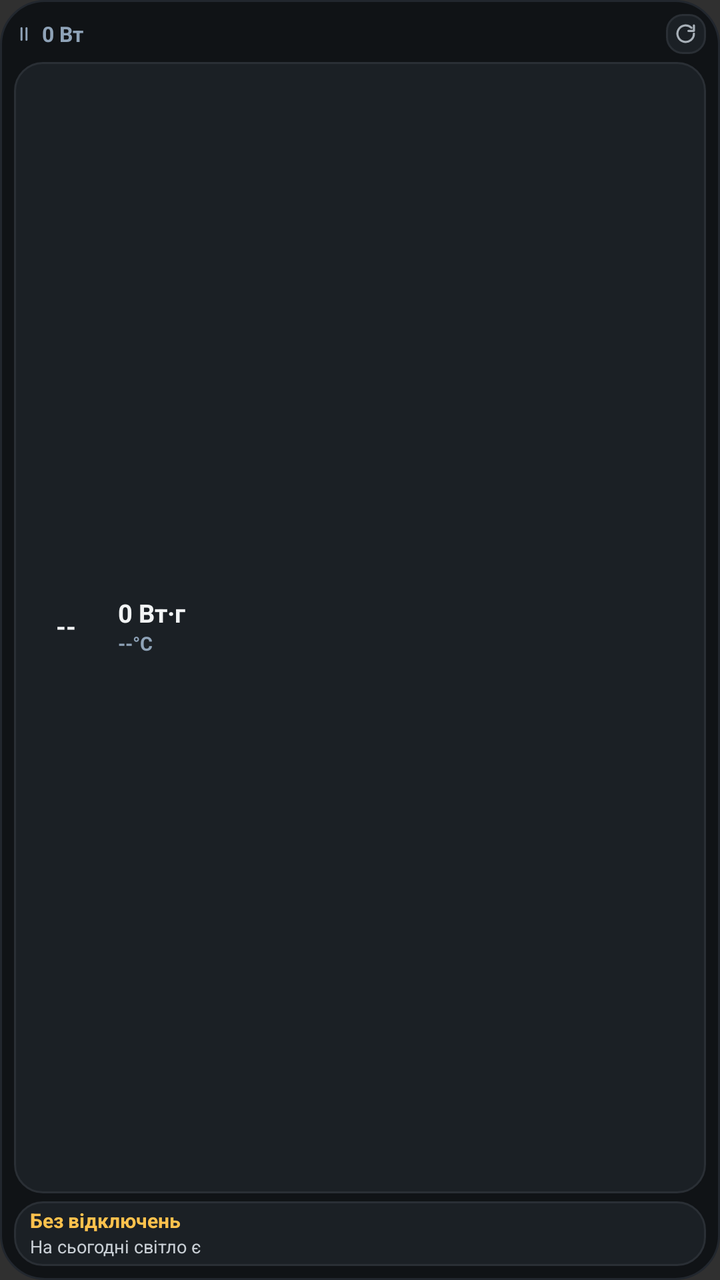
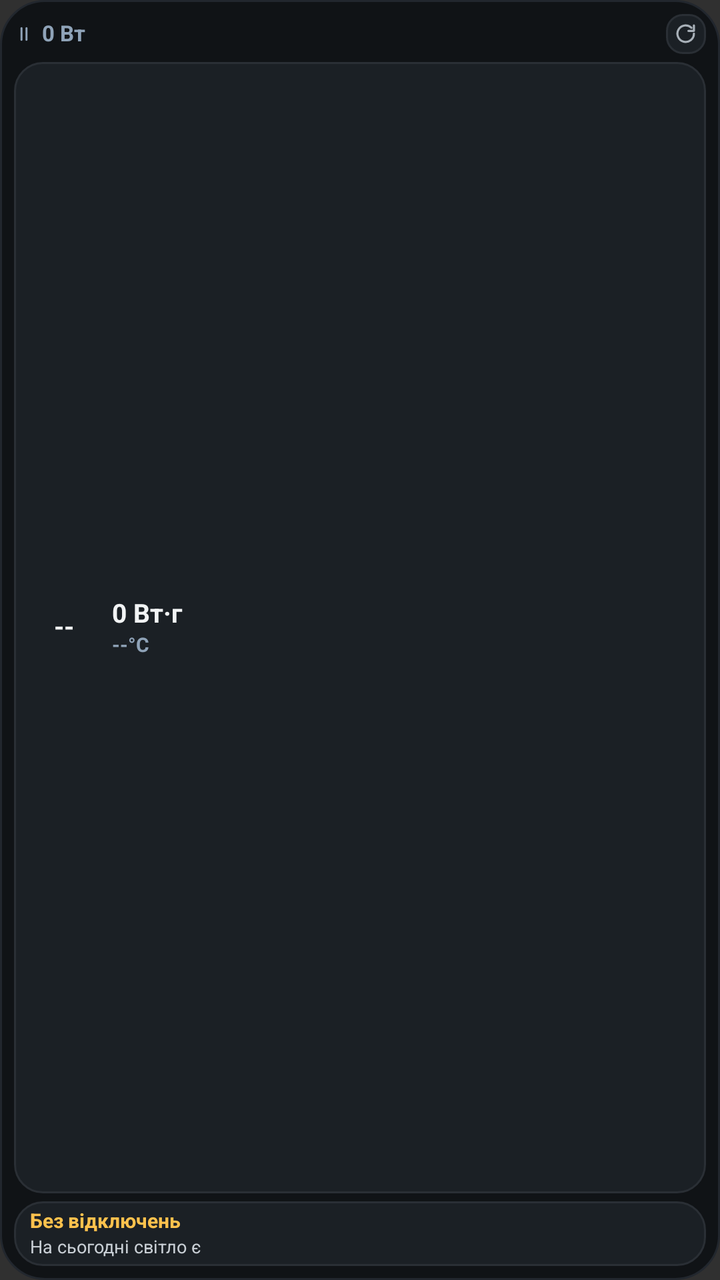

Before-and-after screenshots of an Android layout around one commit, followed by the original layout XML and the change that was made.
<!-- AndroidManifest.xml: application theme Theme.AppCompat.NoActionBar -->
<!-- res/layout/widget_marstek_2x2.xml -->
<?xml version="1.0" encoding="utf-8"?>
<LinearLayout xmlns:android="http://schemas.android.com/apk/res/android"
    android:id="@+id/widgetRoot"
    android:layout_width="match_parent"
    android:layout_height="match_parent"
    android:background="@drawable/widget_bg"
    android:orientation="vertical"
    android:padding="7dp">

    
    <LinearLayout
        android:layout_width="match_parent"
        android:layout_height="wrap_content"
        android:gravity="center_vertical"
        android:orientation="horizontal">

        <ImageView
            android:id="@+id/mini2ModeIcon"
            android:layout_width="10dp"
            android:layout_height="10dp"
            android:contentDescription="@null"
            android:src="@drawable/ic_mode_idle" />

        <TextView
            android:id="@+id/mini2WattsText"
            android:layout_width="0dp"
            android:layout_height="wrap_content"
            android:layout_marginStart="4dp"
            android:layout_weight="1"
            android:ellipsize="end"
            android:fontFeatureSettings="tnum"
            android:maxLines="1"
            android:text="0 Вт"
            android:textColor="#8FA3B8"
            android:textSize="10.5sp"
            android:textStyle="bold" />

        <FrameLayout
            android:id="@+id/mini2RefreshBtn"
            android:layout_width="20dp"
            android:layout_height="20dp"
            android:background="@drawable/refresh_btn_bg">

            <ImageView
                android:layout_width="11dp"
                android:layout_height="11dp"
                android:layout_gravity="center"
                android:contentDescription="@string/app_name"
                android:src="@drawable/ic_refresh" />
        </FrameLayout>
    </LinearLayout>

    
    <LinearLayout
        android:id="@+id/mini2BatteryTile"
        android:layout_width="match_parent"
        android:layout_height="0dp"
        android:layout_marginTop="4dp"
        android:layout_weight="1"
        android:background="@drawable/widget_card_bg"
        android:gravity="center_vertical"
        android:orientation="horizontal"
        android:paddingStart="7dp"
        android:paddingTop="4dp"
        android:paddingEnd="7dp"
        android:paddingBottom="4dp">

        <FrameLayout
            android:layout_width="38dp"
            android:layout_height="38dp">

            <ImageView
                android:id="@+id/mini2GaugeImage"
                android:layout_width="match_parent"
                android:layout_height="match_parent"
                android:contentDescription="@null"
                android:scaleType="fitCenter" />

            <TextView
                android:id="@+id/mini2SocText"
                android:layout_width="match_parent"
                android:layout_height="match_parent"
                android:fontFeatureSettings="tnum"
                android:gravity="center"
                android:includeFontPadding="false"
                android:text="--"
                android:textColor="#F2F4F5"
                android:textSize="12.5sp"
                android:textStyle="bold" />
        </FrameLayout>

        <LinearLayout
            android:layout_width="0dp"
            android:layout_height="wrap_content"
            android:layout_marginStart="7dp"
            android:layout_weight="1"
            android:orientation="vertical">

            <TextView
                android:id="@+id/mini2DurationText"
                android:layout_width="match_parent"
                android:layout_height="wrap_content"
                android:ellipsize="end"
                android:fontFeatureSettings="tnum"
                android:includeFontPadding="false"
                android:maxLines="1"
                android:text="0 Вт·г"
                android:textColor="#F2F4F5"
                android:textSize="12.5sp"
                android:textStyle="bold" />

            <TextView
                android:id="@+id/mini2TempText"
                android:layout_width="match_parent"
                android:layout_height="wrap_content"
                android:layout_marginTop="2dp"
                android:fontFeatureSettings="tnum"
                android:includeFontPadding="false"
                android:maxLines="1"
                android:text="--°C"
                android:textColor="#8FA3B8"
                android:textSize="9.5sp"
                android:textStyle="bold" />
        </LinearLayout>
    </LinearLayout>

    
    <LinearLayout
        android:id="@+id/mini2OutageTile"
        android:layout_width="match_parent"
        android:layout_height="wrap_content"
        android:layout_marginTop="4dp"
        android:background="@drawable/widget_card_bg"
        android:orientation="vertical"
        android:paddingStart="8dp"
        android:paddingTop="4dp"
        android:paddingEnd="8dp"
        android:paddingBottom="4dp">

        <TextView
            android:id="@+id/mini2OutageRange"
            android:layout_width="match_parent"
            android:layout_height="wrap_content"
            android:ellipsize="end"
            android:fontFeatureSettings="tnum"
            android:includeFontPadding="false"
            android:maxLines="1"
            android:text="Без відключень"
            android:textColor="#FFC24D"
            android:textSize="10sp"
            android:textStyle="bold" />

        <TextView
            android:id="@+id/mini2OutageCountdown"
            android:layout_width="match_parent"
            android:layout_height="wrap_content"
            android:layout_marginTop="2dp"
            android:ellipsize="end"
            android:fontFeatureSettings="tnum"
            android:includeFontPadding="false"
            android:maxLines="1"
            android:text="На сьогодні світло є"
            android:textColor="#C9CFD5"
            android:textSize="9sp" />
    </LinearLayout>

</LinearLayout>
<!-- resources referenced by this layout -->
<resources>
  <!-- drawable ic_mode_idle (drawable) -->
  <?xml version="1.0" encoding="utf-8"?>
  <vector xmlns:android="http://schemas.android.com/apk/res/android"
      android:width="14dp"
      android:height="14dp"
      android:viewportWidth="24"
      android:viewportHeight="24">
      <path
          android:fillColor="#00000000"
          android:pathData="M9,5v14M15,5v14"
          android:strokeColor="#8FA3B8"
          android:strokeLineCap="round"
          android:strokeLineJoin="round"
          android:strokeWidth="2.4" />
  </vector>
  <!-- drawable ic_refresh (drawable) -->
  <?xml version="1.0" encoding="utf-8"?>
  <vector xmlns:android="http://schemas.android.com/apk/res/android"
      android:width="16dp"
      android:height="16dp"
      android:viewportWidth="24"
      android:viewportHeight="24">
      <path
          android:fillColor="#00000000"
          android:pathData="M21,12a9,9 0,1 1,-2.64 -6.36"
          android:strokeColor="#A8B0B8"
          android:strokeLineCap="round"
          android:strokeLineJoin="round"
          android:strokeWidth="2.3" />
      <path
          android:fillColor="#00000000"
          android:pathData="M21,3v6h-6"
          android:strokeColor="#A8B0B8"
          android:strokeLineCap="round"
          android:strokeLineJoin="round"
          android:strokeWidth="2.3" />
  </vector>
  <!-- drawable refresh_btn_bg (drawable) -->
  <?xml version="1.0" encoding="utf-8"?>
  <shape xmlns:android="http://schemas.android.com/apk/res/android"
      android:shape="rectangle">
      <solid android:color="#1B2025" />
      <corners android:radius="8dp" />
      <stroke
          android:width="1dp"
          android:color="#2A2F35" />
  </shape>
  <!-- drawable widget_bg (drawable) -->
  <?xml version="1.0" encoding="utf-8"?>
  <shape xmlns:android="http://schemas.android.com/apk/res/android"
      android:shape="rectangle">
      <solid android:color="#101316" />
      <corners android:radius="22dp" />
      <stroke
          android:width="1dp"
          android:color="#22272E" />
  </shape>
  <!-- drawable widget_card_bg (drawable) -->
  <?xml version="1.0" encoding="utf-8"?>
  <shape xmlns:android="http://schemas.android.com/apk/res/android"
      android:shape="rectangle">
      <solid android:color="#1B2025" />
      <corners android:radius="14dp" />
      <stroke
          android:width="1dp"
          android:color="#2A2F35" />
  </shape>
  <string name="app_name">Marstek Venus Widget</string>
</resources>

<!-- the commit's change to res/layout/widget_marstek_2x2.xml (unified diff, before → after) -->
@@ -29,10 +29,11 @@
             android:layout_weight="1"
             android:ellipsize="end"
             android:fontFeatureSettings="tnum"
+            android:includeFontPadding="false"
             android:maxLines="1"
             android:text="0 Вт"
-            android:textColor="#8FA3B8"
-            android:textSize="10.5sp"
+            android:textColor="@color/text_muted"
+            android:textSize="11sp"
             android:textStyle="bold" />
 
         <FrameLayout
@@ -66,8 +67,8 @@
         android:paddingBottom="4dp">
 
         <FrameLayout
-            android:layout_width="38dp"
-            android:layout_height="38dp">
+            android:layout_width="36dp"
+            android:layout_height="36dp">
 
             <ImageView
                 android:id="@+id/mini2GaugeImage"
@@ -84,15 +85,15 @@
                 android:gravity="center"
                 android:includeFontPadding="false"
                 android:text="--"
-                android:textColor="#F2F4F5"
-                android:textSize="12.5sp"
+                android:textColor="@color/text_primary"
+                android:textSize="13sp"
                 android:textStyle="bold" />
         </FrameLayout>
 
         <LinearLayout
             android:layout_width="0dp"
             android:layout_height="wrap_content"
-            android:layout_marginStart="7dp"
+            android:layout_marginStart="6dp"
             android:layout_weight="1"
             android:orientation="vertical">
 
@@ -100,13 +101,12 @@
                 android:id="@+id/mini2DurationText"
                 android:layout_width="match_parent"
                 android:layout_height="wrap_content"
-                android:ellipsize="end"
                 android:fontFeatureSettings="tnum"
                 android:includeFontPadding="false"
                 android:maxLines="1"
                 android:text="0 Вт·г"
-                android:textColor="#F2F4F5"
-                android:textSize="12.5sp"
+                android:textColor="@color/text_primary"
+                android:textSize="13sp"
                 android:textStyle="bold" />
 
             <TextView
@@ -118,8 +118,8 @@
                 android:includeFontPadding="false"
                 android:maxLines="1"
                 android:text="--°C"
-                android:textColor="#8FA3B8"
-                android:textSize="9.5sp"
+                android:textColor="@color/text_muted"
+                android:textSize="10sp"
                 android:textStyle="bold" />
         </LinearLayout>
     </LinearLayout>
@@ -146,7 +146,7 @@
             android:includeFontPadding="false"
             android:maxLines="1"
             android:text="Без відключень"
-            android:textColor="#FFC24D"
+            android:textColor="@color/accent_outage"
             android:textSize="10sp"
             android:textStyle="bold" />
 
@@ -160,7 +160,7 @@
             android:includeFontPadding="false"
             android:maxLines="1"
             android:text="На сьогодні світло є"
-            android:textColor="#C9CFD5"
+            android:textColor="@color/text_body"
             android:textSize="9sp" />
     </LinearLayout>
 
<!-- resource entries referenced after the edit -->
@@ -1,5 +1,9 @@
 <!-- resources referenced by this layout -->
 <resources>
+  <color name="accent_outage">#FFC24D</color>
+  <color name="text_body">#C9CFD5</color>
+  <color name="text_muted">#8FA3B8</color>
+  <color name="text_primary">#F2F4F5</color>
   <!-- drawable ic_mode_idle (drawable) -->
   <?xml version="1.0" encoding="utf-8"?>
   <vector xmlns:android="http://schemas.android.com/apk/res/android"
@@ -10,7 +14,7 @@
       <path
           android:fillColor="#00000000"
           android:pathData="M9,5v14M15,5v14"
-          android:strokeColor="#8FA3B8"
+          android:strokeColor="@color/text_muted"
           android:strokeLineCap="round"
           android:strokeLineJoin="round"
           android:strokeWidth="2.4" />
@@ -25,14 +29,14 @@
       <path
           android:fillColor="#00000000"
           android:pathData="M21,12a9,9 0,1 1,-2.64 -6.36"
-          android:strokeColor="#A8B0B8"
+          android:strokeColor="@color/text_secondary"
           android:strokeLineCap="round"
           android:strokeLineJoin="round"
           android:strokeWidth="2.3" />
       <path
           android:fillColor="#00000000"
           android:pathData="M21,3v6h-6"
-          android:strokeColor="#A8B0B8"
+          android:strokeColor="@color/text_secondary"
           android:strokeLineCap="round"
           android:strokeLineJoin="round"
           android:strokeWidth="2.3" />
@@ -41,32 +45,37 @@
   <?xml version="1.0" encoding="utf-8"?>
   <shape xmlns:android="http://schemas.android.com/apk/res/android"
       android:shape="rectangle">
-      <solid android:color="#1B2025" />
+      <solid android:color="@color/bg_surface_elevated" />
       <corners android:radius="8dp" />
       <stroke
           android:width="1dp"
-          android:color="#2A2F35" />
+          android:color="@color/border_widget" />
   </shape>
   <!-- drawable widget_bg (drawable) -->
   <?xml version="1.0" encoding="utf-8"?>
   <shape xmlns:android="http://schemas.android.com/apk/res/android"
       android:shape="rectangle">
-      <solid android:color="#101316" />
+      <solid android:color="@color/bg_surface" />
       <corners android:radius="22dp" />
       <stroke
           android:width="1dp"
-          android:color="#22272E" />
+          android:color="@color/border_default" />
   </shape>
   <!-- drawable widget_card_bg (drawable) -->
   <?xml version="1.0" encoding="utf-8"?>
   <shape xmlns:android="http://schemas.android.com/apk/res/android"
       android:shape="rectangle">
-      <solid android:color="#1B2025" />
+      <solid android:color="@color/bg_surface_elevated" />
       <corners android:radius="14dp" />
       <stroke
           android:width="1dp"
-          android:color="#2A2F35" />
+          android:color="@color/border_widget" />
   </shape>
   <string name="app_name">Marstek Venus Widget</string>
+  <color name="text_secondary">#A8B0B8</color>
+  <color name="bg_surface_elevated">#1B2025</color>
+  <color name="border_widget">#2A2F35</color>
+  <color name="bg_surface">#101316</color>
+  <color name="border_default">#22272E</color>
 </resources>
 
